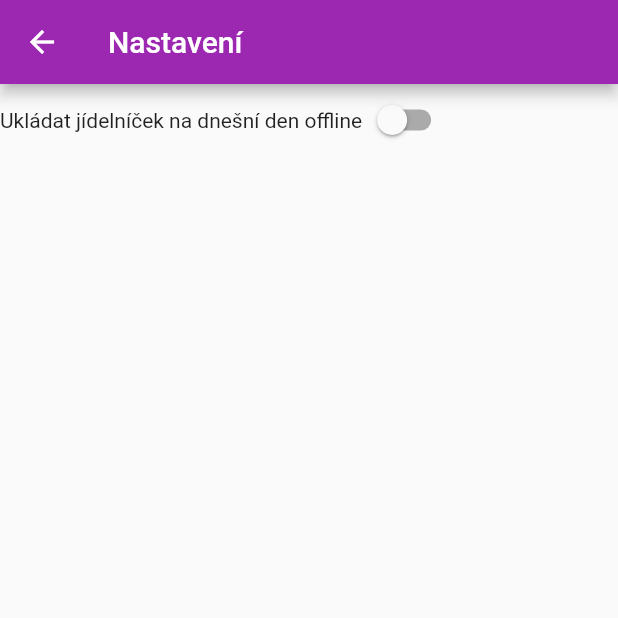
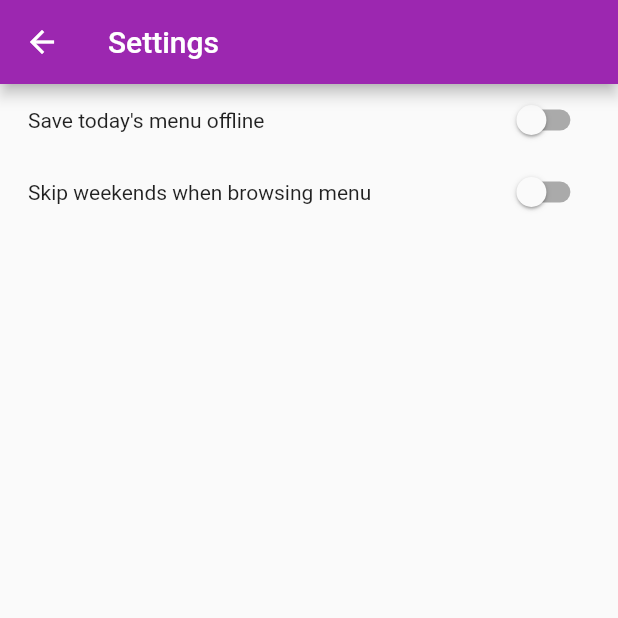
Before and after one commit to hernikplays/opencanteen, a Flutter app: the Nastaveni screen opened directly, on a phone screen of 412 x 824 dp, the top half of it. Run offline on Flutter 3.47's test engine with Material 2 defaults, Android fonts, the phone set to English and light mode, and no system bars; our stand-ins replace connectivity_plus, flutter_secure_storage, shared_preferences; missing offline and left inert: canteenlib; accounts and stored records are empty.

Commit message:
Zprovoznit offline ukladani jidelnicku a nastaveni

```diff
--- a/lib/lang/lang.dart
+++ b/lib/lang/lang.dart
@@ -112,4 +112,11 @@ abstract class Languages {
   String get settings;
 
   String get saveOffline;
+
+  String get skipWeekend;
+
+  // Offline
+  String get offline;
+
+  String get mustLogout;
 }
--- a/lib/lang/lang_cz.dart
+++ b/lib/lang/lang_cz.dart
@@ -70,6 +70,9 @@ class LanguageCz extends Languages {
   String get monday => "Pondělí";
 
   @override
+  String get mustLogout => "Online přejdete přetažením dolů.";
+
+  @override
   String get no => "Ne";
 
   @override
@@ -84,6 +87,9 @@ class LanguageCz extends Languages {
   @override
   String get notOfficial =>
       "Toto není oficiální aplikace k ovládání iCanteen. Autor neručí za ztráty nebo nefunkčnost v souvislosti s používáním této aplikace. Tato zpráva se znovu neukáže.";
+
+  @override
+  String get offline => "JSTE OFFLINE";
 
   @override
   String get ok => "OK";
@@ -125,6 +131,9 @@ class LanguageCz extends Languages {
   String get signOut => "Odhlásit se";
 
   @override
+  String get skipWeekend => "Při procházení menu přeskočit víkend";
+
+  @override
   String get sunday => "Neděle";
 
   @override
--- a/lib/lang/lang_en.dart
+++ b/lib/lang/lang_en.dart
@@ -70,6 +70,9 @@ class LanguageEn extends Languages {
   String get monday => "Monday";
 
   @override
+  String get mustLogout => "To go online, pull down.";
+
+  @override
   String get no => "No";
 
   @override
@@ -84,6 +87,9 @@ class LanguageEn extends Languages {
   @override
   String get notOfficial =>
       "This is not an official app for accessing iCanteen. The author is not responsible for non-functionality or losses while using this app. This message will not appear again.";
+
+  @override
+  String get offline => "YOU ARE OFFLINE";
 
   @override
   String get ok => "OK";
@@ -116,13 +122,16 @@ class LanguageEn extends Languages {
   String get saturday => "Saturday";
 
   @override
-  String get saveOffline => "Save today`s menu offline";
+  String get saveOffline => "Save today's menu offline";
 
   @override
   String get settings => "Settings";
 
   @override
   String get signOut => "Sign out";
+
+  @override
+  String get skipWeekend => "Skip weekends when browsing menu";
 
   @override
   String get sunday => "Sunday";
--- a/lib/okna/nastaveni.dart
+++ b/lib/okna/nastaveni.dart
@@ -1,6 +1,10 @@
+import 'dart:io';
+
 import 'package:flutter/material.dart';
+import 'package:path_provider/path_provider.dart';
 import 'package:shared_preferences/shared_preferences.dart';
-// TODO
+
+import '../lang/lang.dart';
 
 class Nastaveni extends StatefulWidget {
   const Nastaveni({Key? key}) : super(key: key);
@@ -11,10 +15,14 @@ class Nastaveni extends StatefulWidget {
 
 class _NastaveniState extends State<Nastaveni> {
   bool _ukladatOffline = false;
+  bool _preskakovatVikend = false;
 
   void najitNastaveni() async {
     var preferences = await SharedPreferences.getInstance();
+    setState(() {
       _ukladatOffline = preferences.getBool("offline") ?? false;
+      _preskakovatVikend = preferences.getBool("skip") ?? false;
+    });
   }
 
   void zmenitNastaveni(String key, bool value) async {
@@ -23,28 +31,62 @@ class _NastaveniState extends State<Nastaveni> {
   }
 
   @override
+  void initState() {
+    super.initState();
+    najitNastaveni();
+  }
+
+  @override
   Widget build(BuildContext context) {
     return Scaffold(
       appBar: AppBar(
-        title: const Text('Nastavení'),
+        title: Text(Languages.of(context)!.settings),
       ),
       body: Center(
+          child: SizedBox(
+        width: MediaQuery.of(context).size.width / 1.1,
         child: Column(
           children: [
             Row(
+              mainAxisAlignment: MainAxisAlignment.spaceBetween,
               children: [
-              const Text("Ukládat jídelníček na dnešní den offline"),
+                Text(Languages.of(context)!.saveOffline),
                 Switch(
                     value: _ukladatOffline,
                     onChanged: (value) {
+                      setState(() async {
+                        _ukladatOffline = value;
+                        if (!value) {
+                          Directory appDocDir =
+                              await getApplicationDocumentsDirectory();
+                          for (var f in appDocDir.listSync()) {
+                            // Vymažeme obsah
+                            if (f.path.contains("jidelnicek")) {
+                              f.deleteSync();
+                            }
+                          }
+                        }
+                        zmenitNastaveni("offline", value);
+                      });
+                    })
+              ],
+            ),
+            Row(
+              mainAxisAlignment: MainAxisAlignment.spaceBetween,
+              children: [
+                Text(Languages.of(context)!.skipWeekend),
+                Switch(
+                    value: _preskakovatVikend,
+                    onChanged: (value) {
                       setState(() {
-                      _ukladatOffline = value;
-                      zmenitNastaveni("offline", value);
+                        _preskakovatVikend = value;
+                        zmenitNastaveni("skip", value);
                       });
                     })
               ],
             )
           ],
+        ),
       )),
     );
   }
```
Also changed, not shown: lib/main.dart (+57 -3 lines), lib/okna/jidelnicek.dart (+26 -1 lines), lib/okna/offline_jidelnicek.dart (added, +160 -0 lines), lib/util.dart (+17 -0 lines), 2 other files. Lines whose indentation alone changed are shown as unchanged.
